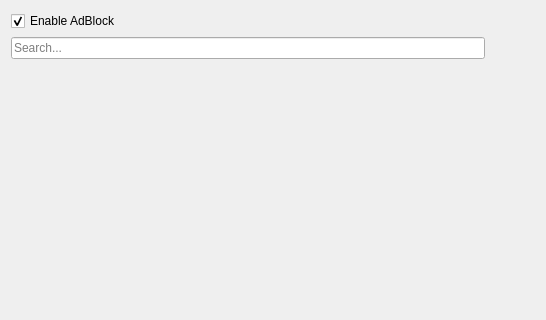
First picture: the form in src/lib/adblock/adblockdialog.ui, repository dualword/QupZilla-Qt, before the edit; both pictures show x 0 to 546 and y 0 to 320 of the 546 by 462 pixel window.
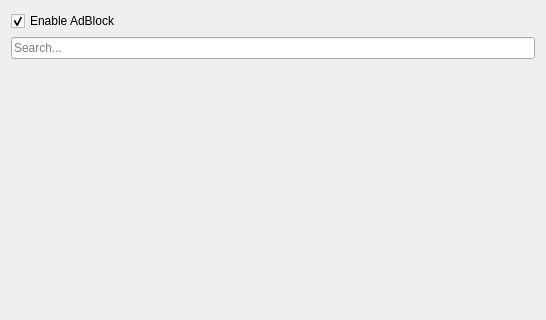
Second picture: the form after the edit. Icons and pictures are not drawn.

Diff of the .ui file:
```diff
--- a/src/lib/adblock/adblockdialog.ui
+++ b/src/lib/adblock/adblockdialog.ui
@@ -53,22 +53,6 @@
        </property>
       </widget>
      </item>
-     <item>
-      <spacer name="horizontalSpacer_2">
-       <property name="orientation">
-        <enum>Qt::Horizontal</enum>
-       </property>
-       <property name="sizeType">
-        <enum>QSizePolicy::Fixed</enum>
-       </property>
-       <property name="sizeHint" stdset="0">
-        <size>
-         <width>50</width>
-         <height>20</height>
-        </size>
-       </property>
-      </spacer>
-     </item>
     </layout>
    </item>
    <item>
```
